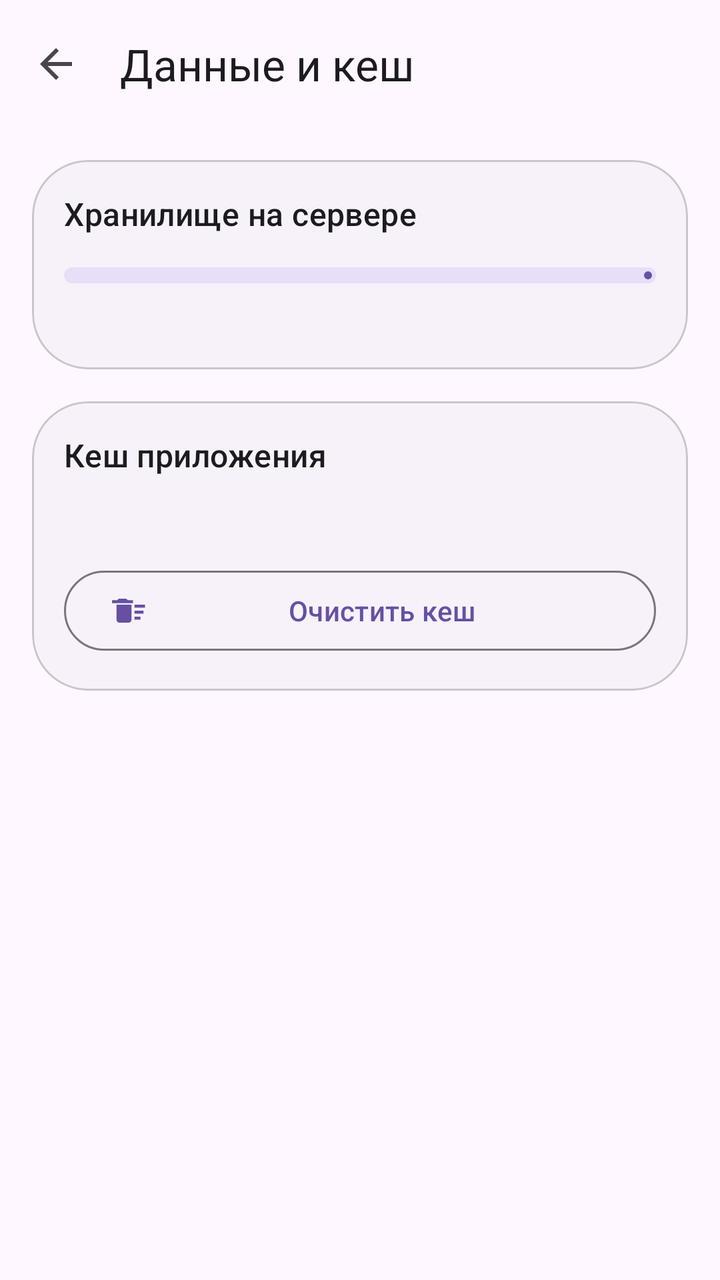
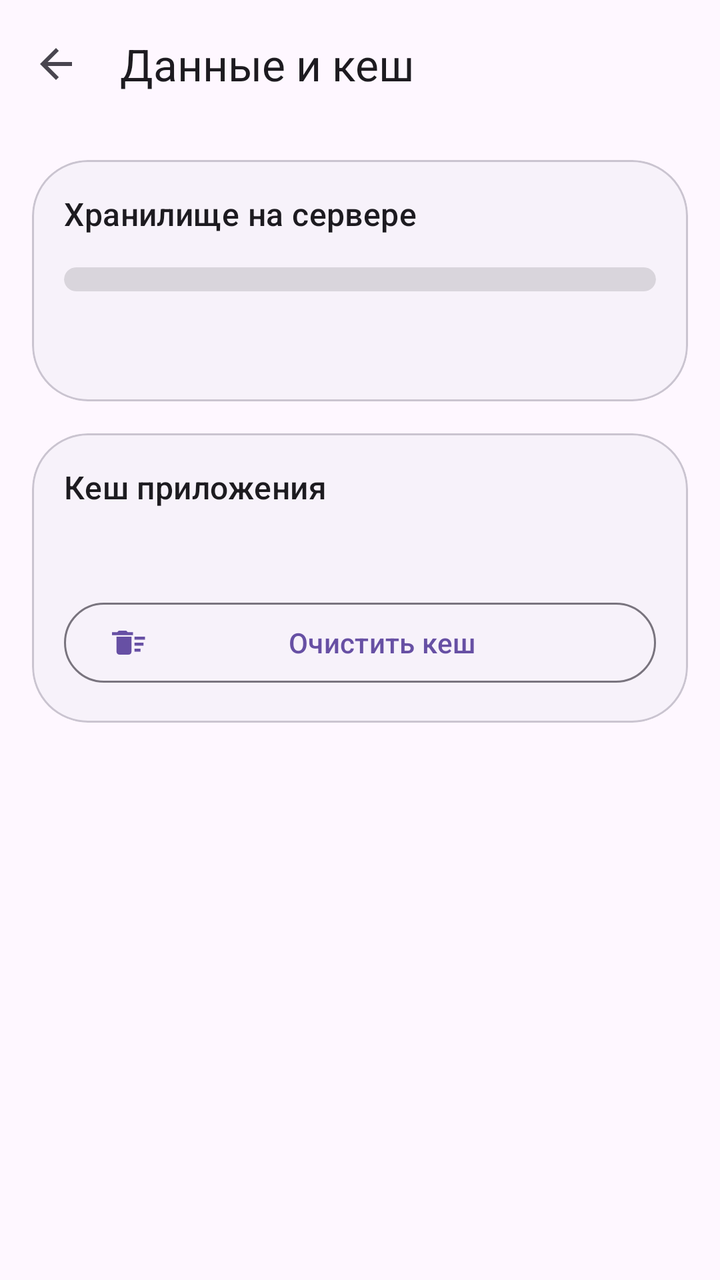

Before-and-after screenshots of an Android layout around one commit, followed by the original layout XML and the change that was made.
<!-- AndroidManifest.xml: activity theme Theme.BarkfluffClientAndroid -->
<!-- res/layout/activity_storage_settings.xml -->
<?xml version="1.0" encoding="utf-8"?>
<androidx.coordinatorlayout.widget.CoordinatorLayout xmlns:android="http://schemas.android.com/apk/res/android"
    xmlns:app="http://schemas.android.com/apk/res-auto"
    android:layout_width="match_parent"
    android:layout_height="match_parent"
    android:fitsSystemWindows="true">

    <com.google.android.material.appbar.AppBarLayout
        android:layout_width="match_parent"
        android:layout_height="wrap_content"
        android:background="?attr/colorSurface">

        <com.google.android.material.appbar.MaterialToolbar
            android:id="@+id/toolbar"
            android:layout_width="match_parent"
            android:layout_height="?attr/actionBarSize"
            app:navigationIcon="@drawable/ic_back"
            app:title="Данные и кеш"
            app:titleTextAppearance="?attr/textAppearanceTitleLarge"
            app:titleTextColor="?attr/colorOnSurface" />

    </com.google.android.material.appbar.AppBarLayout>

    <androidx.core.widget.NestedScrollView
        android:layout_width="match_parent"
        android:layout_height="match_parent"
        app:layout_behavior="@string/appbar_scrolling_view_behavior">

        <LinearLayout
            android:layout_width="match_parent"
            android:layout_height="wrap_content"
            android:orientation="vertical"
            android:padding="16dp">

            
            <com.google.android.material.card.MaterialCardView
                android:layout_width="match_parent"
                android:layout_height="wrap_content"
                app:cardBackgroundColor="?attr/colorSurfaceContainerLow"
                app:cardCornerRadius="28dp"
                app:cardElevation="0dp"
                app:strokeColor="?attr/colorOutlineVariant"
                app:strokeWidth="1dp">

                <LinearLayout
                    android:layout_width="match_parent"
                    android:layout_height="wrap_content"
                    android:orientation="vertical"
                    android:padding="16dp">

                    <TextView
                        android:layout_width="wrap_content"
                        android:layout_height="wrap_content"
                        android:text="Хранилище на сервере"
                        android:textAppearance="?attr/textAppearanceTitleMedium"
                        android:textColor="?attr/colorOnSurface" />

                    <com.google.android.material.progressindicator.LinearProgressIndicator
                        android:id="@+id/storageProgress"
                        android:layout_width="match_parent"
                        android:layout_height="wrap_content"
                        android:layout_marginTop="16dp"
                        app:trackCornerRadius="4dp"
                        app:trackThickness="8dp" />

                    <TextView
                        android:id="@+id/textStorageUsage"
                        android:layout_width="wrap_content"
                        android:layout_height="wrap_content"
                        android:layout_marginTop="8dp"
                        android:textAppearance="?attr/textAppearanceBodyMedium"
                        android:textColor="?attr/colorOnSurfaceVariant" />

                </LinearLayout>

            </com.google.android.material.card.MaterialCardView>

            <android.widget.Space
                android:layout_width="match_parent"
                android:layout_height="16dp" />

            
            <com.google.android.material.card.MaterialCardView
                android:layout_width="match_parent"
                android:layout_height="wrap_content"
                app:cardBackgroundColor="?attr/colorSurfaceContainerLow"
                app:cardCornerRadius="28dp"
                app:cardElevation="0dp"
                app:strokeColor="?attr/colorOutlineVariant"
                app:strokeWidth="1dp">

                <LinearLayout
                    android:layout_width="match_parent"
                    android:layout_height="wrap_content"
                    android:orientation="vertical"
                    android:padding="16dp">

                    <TextView
                        android:layout_width="wrap_content"
                        android:layout_height="wrap_content"
                        android:text="Кеш приложения"
                        android:textAppearance="?attr/textAppearanceTitleMedium"
                        android:textColor="?attr/colorOnSurface" />

                    <TextView
                        android:id="@+id/textCacheSize"
                        android:layout_width="wrap_content"
                        android:layout_height="wrap_content"
                        android:layout_marginTop="8dp"
                        android:textAppearance="?attr/textAppearanceBodyMedium"
                        android:textColor="?attr/colorOnSurfaceVariant" />

                    <android.widget.Space
                        android:layout_width="match_parent"
                        android:layout_height="16dp" />

                    <com.google.android.material.button.MaterialButton
                        android:id="@+id/buttonClearCache"
                        style="@style/Widget.Material3.Button.OutlinedButton"
                        android:layout_width="match_parent"
                        android:layout_height="wrap_content"
                        android:text="Очистить кеш"
                        app:icon="@drawable/ic_delete_sweep" />

                </LinearLayout>

            </com.google.android.material.card.MaterialCardView>

        </LinearLayout>

    </androidx.core.widget.NestedScrollView>

</androidx.coordinatorlayout.widget.CoordinatorLayout>
<!-- resources referenced by this layout -->
<resources>
  <!-- drawable ic_back (drawable) -->
  <vector xmlns:android="http://schemas.android.com/apk/res/android"
      android:width="24dp"
      android:height="24dp"
      android:viewportWidth="24"
      android:viewportHeight="24"
      android:tint="?attr/colorControlNormal">
    <path
        android:fillColor="@android:color/white"
        android:pathData="M20,11H7.83l5.59,-5.59L12,4l-8,8 8,8 1.41,-1.41L7.83,13H20v-2z"/>
  </vector>
  <!-- drawable ic_delete_sweep (drawable) -->
  <?xml version="1.0" encoding="utf-8"?>
  <vector xmlns:android="http://schemas.android.com/apk/res/android"
      android:width="24dp"
      android:height="24dp"
      android:viewportWidth="24"
      android:viewportHeight="24">
      <path
          android:fillColor="?attr/colorOnSurface"
          android:pathData="M15,16h4v2h-4zM15,8h7v2h-7zM15,12h6v2h-6zM3,18c0,1.1 0.9,2 2,2h6c1.1,0 2,-0.9 2,-2V8H3v10zM14,5h-3.5l-1,-1h-5l-1,1H0v2h14V5z"/>
  </vector>
  <style name="Theme.BarkfluffClientAndroid" parent="Base.Theme.BarkfluffClientAndroid" />
  <style name="Base.Theme.BarkfluffClientAndroid" parent="Theme.Material3.DayNight.NoActionBar">
          
          <item name="android:windowLayoutInDisplayCutoutMode" tools:targetApi="p">shortEdges</item>
          <item name="android:statusBarColor">@android:color/transparent</item>
          <item name="android:navigationBarColor">@android:color/transparent</item>
          <item name="android:windowBackground">?android:attr/colorBackground</item>
  
          
          <item name="shapeAppearanceSmallComponent">@style/ShapeAppearance.Material3.SmallComponent</item>
          <item name="shapeAppearanceMediumComponent">@style/ShapeAppearance.Material3.MediumComponent</item>
          <item name="shapeAppearanceLargeComponent">@style/ShapeAppearance.Material3.LargeComponent</item>
  
          
          <item name="textAppearanceDisplayLarge">@style/TextAppearance.Material3.DisplayLarge</item>
          <item name="textAppearanceHeadlineLarge">@style/TextAppearance.Material3.HeadlineLarge</item>
          <item name="textAppearanceTitleLarge">@style/TextAppearance.Material3.TitleLarge</item>
      </style>
</resources>

<!-- the commit's change to res/layout/activity_storage_settings.xml (unified diff, before → after) -->
@@ -55,13 +55,22 @@
                         android:textAppearance="?attr/textAppearanceTitleMedium"
                         android:textColor="?attr/colorOnSurface" />
 
-                    <com.google.android.material.progressindicator.LinearProgressIndicator
-                        android:id="@+id/storageProgress"
+                    
+                    <FrameLayout
                         android:layout_width="match_parent"
-                        android:layout_height="wrap_content"
+                        android:layout_height="12dp"
                         android:layout_marginTop="16dp"
-                        app:trackCornerRadius="4dp"
-                        app:trackThickness="8dp" />
+                        android:background="@drawable/storage_bar_background"
+                        android:clipToOutline="true"
+                        android:outlineProvider="background">
+
+                        <LinearLayout
+                            android:id="@+id/storageBarLayout"
+                            android:layout_width="match_parent"
+                            android:layout_height="match_parent"
+                            android:orientation="horizontal" />
+
+                    </FrameLayout>
 
                     <TextView
                         android:id="@+id/textStorageUsage"
@@ -70,6 +79,14 @@
                         android:layout_marginTop="8dp"
                         android:textAppearance="?attr/textAppearanceBodyMedium"
                         android:textColor="?attr/colorOnSurfaceVariant" />
+
+                    
+                    <LinearLayout
+                        android:id="@+id/storageLegendLayout"
+                        android:layout_width="match_parent"
+                        android:layout_height="wrap_content"
+                        android:layout_marginTop="12dp"
+                        android:orientation="vertical" />
 
                 </LinearLayout>
 
<!-- resource entries referenced after the edit -->
@@ -22,6 +22,13 @@
           android:fillColor="?attr/colorOnSurface"
           android:pathData="M15,16h4v2h-4zM15,8h7v2h-7zM15,12h6v2h-6zM3,18c0,1.1 0.9,2 2,2h6c1.1,0 2,-0.9 2,-2V8H3v10zM14,5h-3.5l-1,-1h-5l-1,1H0v2h14V5z"/>
   </vector>
+  <!-- drawable storage_bar_background (drawable) -->
+  <?xml version="1.0" encoding="utf-8"?>
+  <shape xmlns:android="http://schemas.android.com/apk/res/android"
+      android:shape="rectangle">
+      <solid android:color="#1F000000" />
+      <corners android:radius="6dp" />
+  </shape>
   <style name="Theme.BarkfluffClientAndroid" parent="Base.Theme.BarkfluffClientAndroid" />
   <style name="Base.Theme.BarkfluffClientAndroid" parent="Theme.Material3.DayNight.NoActionBar">
           
